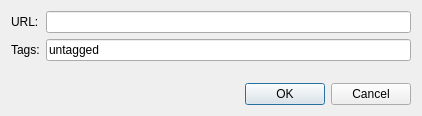
The window that src/plugins/aggregator/addfeeddialog.ui (0xd34df00d/leechcraft) describes before a commit, drawn with Qt 5.
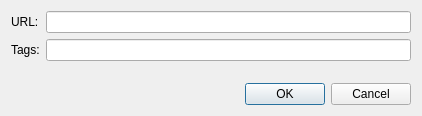
The same window after the commit.

Commit message: [Overall] Remove the `"untagged"` default tag

Diff of the .ui file:
```diff
--- a/src/plugins/aggregator/addfeeddialog.ui
+++ b/src/plugins/aggregator/addfeeddialog.ui
@@ -45,9 +45,6 @@
      </item>
      <item row="1" column="1">
       <widget class="QLineEdit" name="Tags_">
-       <property name="text">
-        <string>untagged</string>
-       </property>
       </widget>
      </item>
     </layout>
```
The commit also changes 4 other files.
